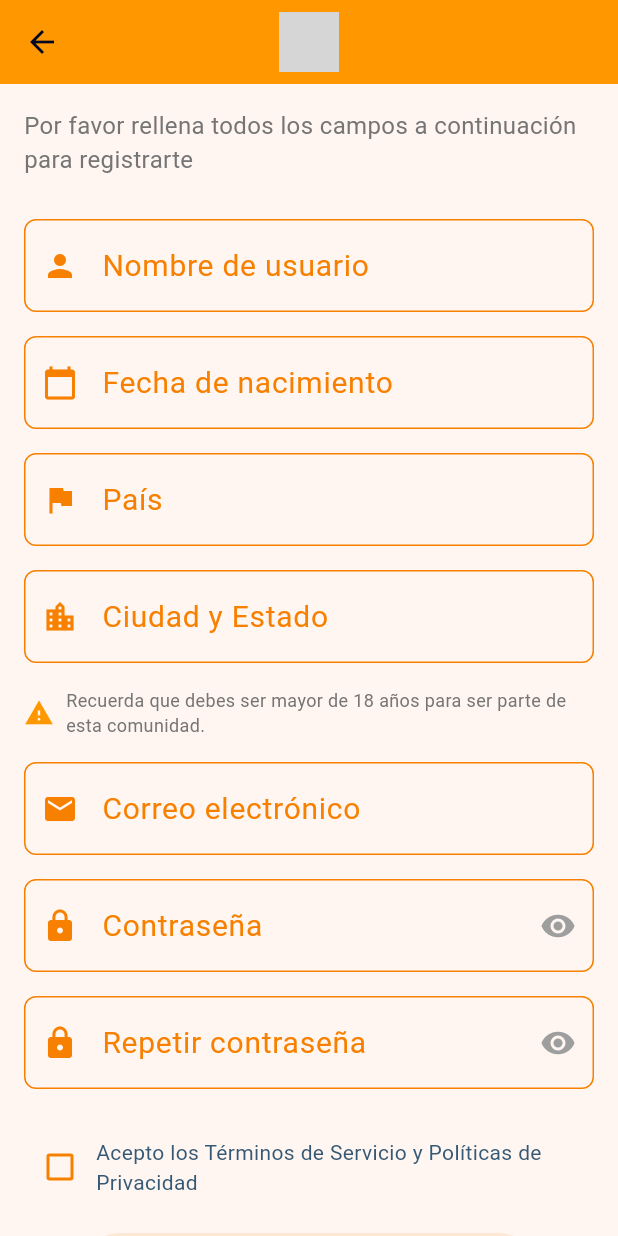
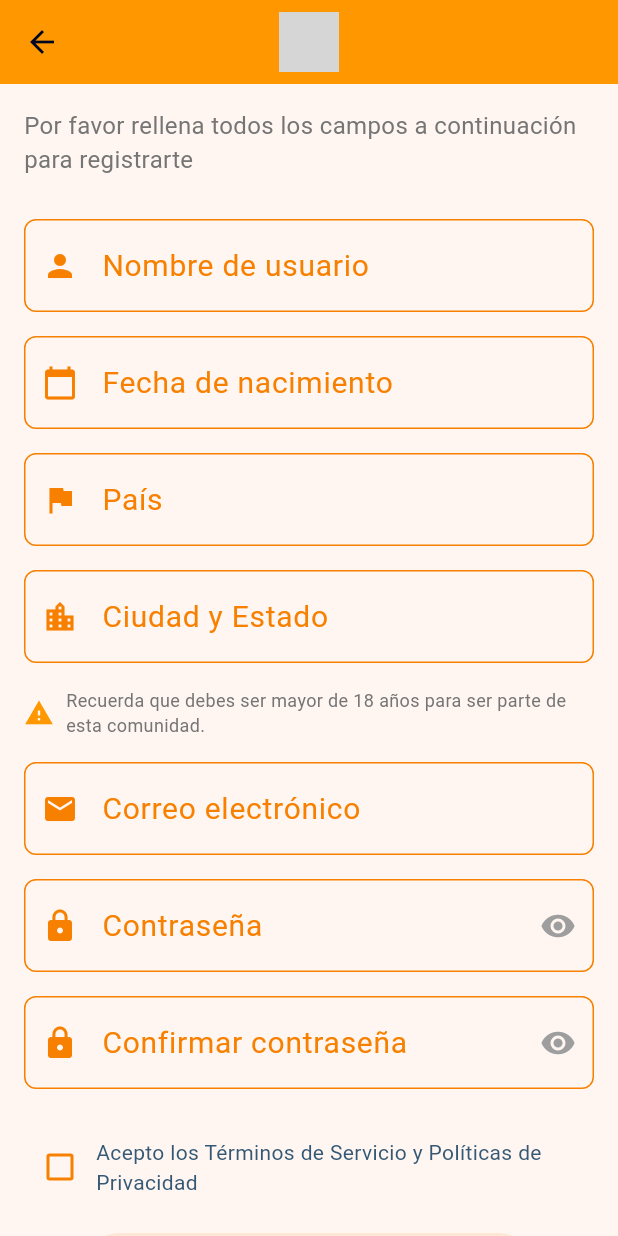
Before and after one commit to Emmanuelle20021/Board-Game-Friends, a Flutter app: the RegistrationScreen screen opened directly, on a phone screen of 412 x 824 dp. Run offline on Flutter 3.47's test engine with Material 3 defaults, Android fonts, the phone set to English and light mode, and no system bars; our stand-ins replace firebase_core, flutter_map, flutter_svg, latlong2; accounts and stored records are empty; generated files the repository leaves out were written again; network calls fail; grey boxes are pictures that could not be loaded.

Commit message:
fix change name label confirm password

```diff
--- a/lib/modules/auth/signup/screen/registration_screen.dart
+++ b/lib/modules/auth/signup/screen/registration_screen.dart
@@ -192,8 +192,8 @@ class _RegistrationScreenState extends State<RegistrationScreen> {
 
             CustomFormField(
               controller: _confirmPasswordController,
-              label: "Repetir contraseña",
-              hintText: "Repite tu contraseña",
+              label: "Confirmar contraseña",
+              hintText: "Confirma tu contraseña",
               prefixIcon: Icons.lock,
               isPassword: true,
               errorText: _passwordError,
```
